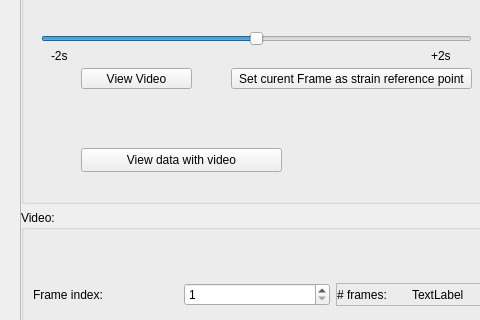
Qt form mapclientplugins/greenstrainsstep/qt/strainwidget.ui (Tehsurfer/mapclientplugins.greenstrainsstep) before a commit; both pictures show x 0 to 480 and y 295 to 615 of the 927 by 789 pixel window.
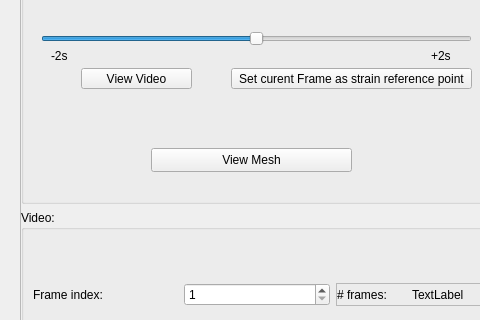
The same form after that commit. Custom widgets are drawn as their Qt base class.

Commit message: Added missing button for rendering the mesh

The edit to the form file:
```diff
--- a/mapclientplugins/greenstrainsstep/qt/strainwidget.ui
+++ b/mapclientplugins/greenstrainsstep/qt/strainwidget.ui
@@ -206,14 +206,14 @@
                <widget class="QPushButton" name="pushButton_3">
                 <property name="geometry">
                  <rect>
-                  <x>60</x>
+                  <x>130</x>
                   <y>170</y>
                   <width>201</width>
                   <height>24</height>
                  </rect>
                 </property>
                 <property name="text">
-                 <string>View data with video</string>
+                 <string>View Mesh</string>
                 </property>
                </widget>
                <widget class="QPushButton" name="viewVideo_button">
```
Left out of the diff: 2 changed lines with no effect on the pictures. The commit also changes 4 other files.
